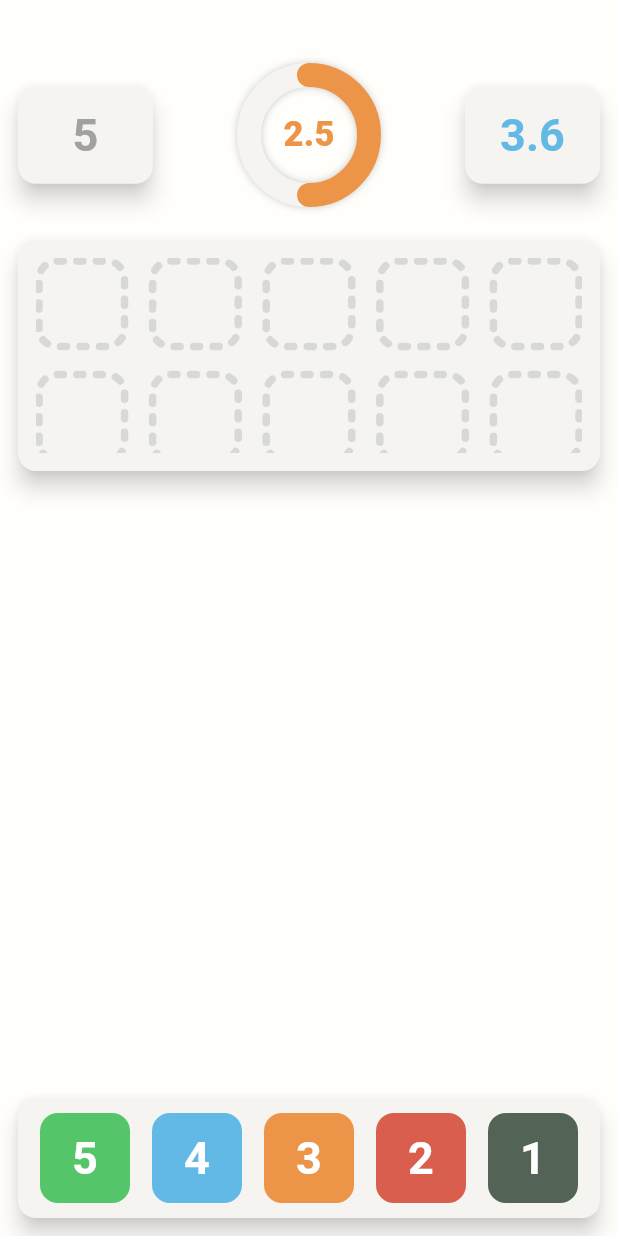
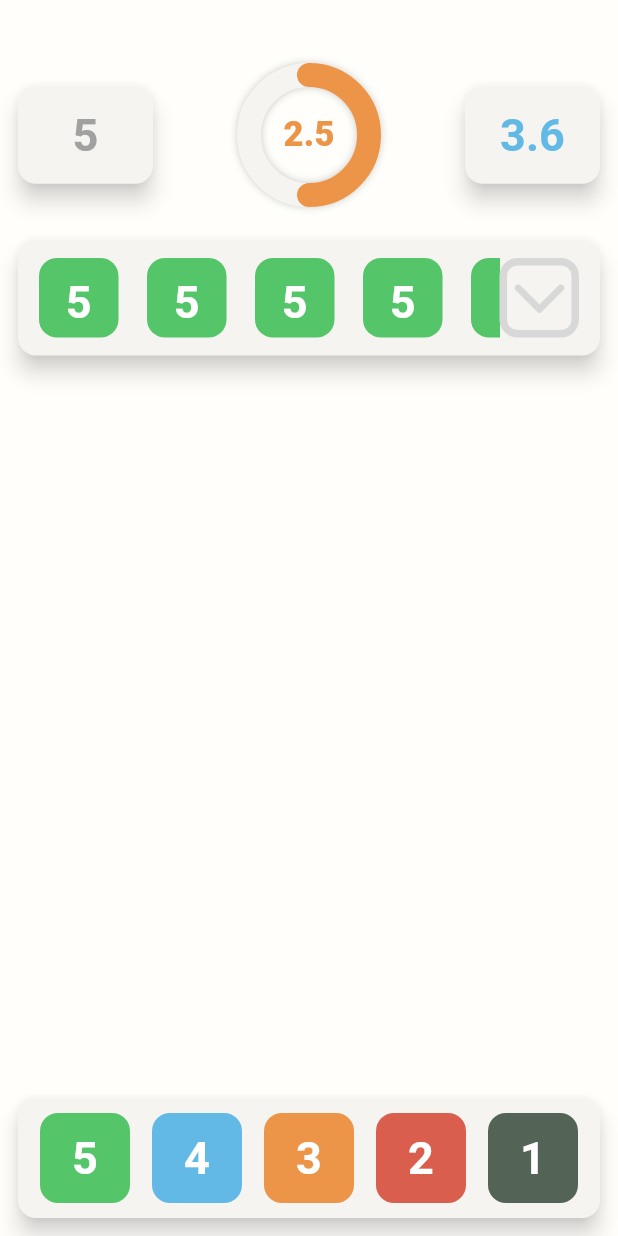
Before and after one commit to MunIine/Levlly, a Flutter app: the screen it shows after launch, on a phone screen of 412 x 824 dp. Run offline on Flutter 3.47's test engine with Material 3 defaults, Android fonts, the light colour scheme and no system bars; drawn by our look-alikes of dotted_border.

Commit message:
Dual mode gridview

```diff
--- a/lib/screens/calculator/widgets/dotted_placeholder.dart
+++ b/lib/screens/calculator/widgets/dotted_placeholder.dart
@@ -6,25 +6,30 @@ class DottedPlaceholder extends StatelessWidget {
   const DottedPlaceholder({
     super.key,
     this.size = 60,
-    this.dashPattern = const [4, 9]
+    this.strokeWidth = 5,
+    this.dashPattern = const [4.1, 9]
   });
 
   final double size;
+  final double strokeWidth;
   final List<double> dashPattern;
 
   @override
   Widget build(BuildContext context) {
-    return DottedBorder(
-      strokeWidth: 5,
+    return Padding(
+      padding: const EdgeInsets.all(2.5),
+      child: DottedBorder(
+        strokeWidth: strokeWidth,
         color: AppColors.placeholder,
         strokeCap: StrokeCap.round,
         borderType: BorderType.RRect,
         dashPattern: dashPattern,
         radius: const Radius.circular(12),
         child: SizedBox(
-        width: size,
-        height: size,
+          width: size-9,
+          height: size-9,
         )
+      ),
     );
   }
 }
--- /dev/null
+++ b/lib/screens/calculator/widgets/double_grid_view.dart
@@ -0,0 +1,117 @@
+import 'package:flutter/material.dart';
+import 'package:levlly/screens/calculator/widgets/dotted_placeholder.dart';
+import 'package:levlly/screens/calculator/widgets/view_more_button.dart';
+import 'package:levlly/theme/app_colors.dart';
+import 'package:levlly/widgets/block_text_button.dart';
+
+class DoubleGridView extends StatefulWidget {
+  const DoubleGridView({super.key, required this.marks});
+
+  final List<int> marks;
+
+  @override
+  State<DoubleGridView> createState() => _DoubleGridViewState();
+}
+
+class _DoubleGridViewState extends State<DoubleGridView> {
+  final double itemsSize = 53;
+  final double horizontalItemsPadding = 19;
+  final double verticalItemsPadding = 15; // Только для dual mode
+  bool expandMode = false;
+
+  @override
+  Widget build(BuildContext context) {
+    // Один ряд
+    if(!expandMode){
+      return SizedBox(
+        height: itemsSize,
+        child: Row(
+          children: [
+            Expanded(
+              child: ListView.separated(
+                itemCount: widget.marks.length+1,
+                padding: const EdgeInsets.symmetric(horizontal: 2),
+                scrollDirection: Axis.horizontal,
+                separatorBuilder: (context, index) {
+                  return SizedBox(width: horizontalItemsPadding);
+                },
+                itemBuilder: (context, index){
+                  if (index == widget.marks.length){ // Отступ для последнего элемента
+                    return Container();
+                  }
+                  return BlockTextButton(
+                    value: widget.marks[index].toString(),
+                    onPressed: (){},
+                    useBackgroundColorScheme: true,
+                    color: AppColors.textColor,
+                    elevation: 0,
+                    width: itemsSize,
+                    height: itemsSize,
+                  );
+                }
+              ),
+            ),
+            ViewMoreButton(
+              size: itemsSize,
+              onPressed: (){
+              setState(() {
+                expandMode = !expandMode;
+              });
+            }),
+            const SizedBox(width: 2)
+          ]
+        ),
+      );
+    }
+
+    // Случай для двух рядов
+    final freePlaces = getFreePlaces(widget.marks.length); // Кол-во placeholder
+    return SizedBox(
+      height: itemsSize * 2 + verticalItemsPadding,
+      child: GridView.builder(
+        itemCount: widget.marks.length+freePlaces+1,
+        padding: const EdgeInsets.symmetric(horizontal: 2),
+        gridDelegate: SliverGridDelegateWithFixedCrossAxisCount(
+          crossAxisCount: 5,
+          crossAxisSpacing: horizontalItemsPadding,
+          mainAxisSpacing: verticalItemsPadding,
+        ),
+        itemBuilder: (context, index) {
+          if (index < widget.marks.length){
+            return BlockTextButton(
+              value: widget.marks[index].toString(),
+              onPressed: (){},
+              useBackgroundColorScheme: true,
+              color: AppColors.textColor,
+              elevation: 0,
+              width: itemsSize,
+              height: itemsSize,
+            );
+          }
+          if (index == widget.marks.length+freePlaces){
+            return ViewMoreButton(
+              size: itemsSize,
+              down: false,
+              onPressed: (){
+              setState(() {
+                expandMode = !expandMode;
+              });
+            });
+          }
+          return DottedPlaceholder(size: itemsSize);
+        },
+      ),
+    );
+  }
+
+  int getFreePlaces(int length) {
+    final freePlaces = (length+1)%5;
+    if (length < 10) {
+      return 10-length-1;
+    }
+    if (freePlaces == 0) {
+      return 0;
+    }
+    return 5-freePlaces;
+  }
+}
--- a/lib/screens/calculator/widgets/marks_placeholder.dart
+++ b/lib/screens/calculator/widgets/marks_placeholder.dart
@@ -1,6 +1,5 @@
 import 'package:flutter/material.dart';
-import 'package:levlly/screens/calculator/widgets/dotted_placeholder.dart';
-import 'package:levlly/screens/calculator/widgets/view_more_button.dart';
+import 'package:levlly/screens/calculator/widgets/double_grid_view.dart';
 import 'package:levlly/widgets/export.dart';
 
 class MarksPlaceholder extends StatefulWidget {
@@ -11,72 +10,15 @@ class MarksPlaceholder extends StatefulWidget {
 }
 
 class _MarksPlaceholderState extends State<MarksPlaceholder> {
-  late List<Widget> marks;
-  bool expandMode = true;
+  List<int> marks = List.generate(10, (index) => 5);
 
-  @override
-  void initState() {
-    marks = List.generate(30, (index) => index == 29 ?
-      SizedBox(
-        height: 53.2, width: 53.2,
-        child: ViewMoreButton(onPressed: (){
-          setState(() {
-            expandMode = !expandMode;
-          });
-        }),
-      ) :
-      SizedBox(height: 53.2, width: 53.2, child: const DottedPlaceholder())
-    );
-
-    super.initState();
-  }
   @override
   Widget build(BuildContext context) {
     return ItemBlock(
       child: Padding(
         padding: const EdgeInsets.all(12),
-        child: SizedBox(
-          height: expandMode ? 130 : 57.2,
-          child: expandMode ? doubleRow() : singleRow()
-        ),
+        child: DoubleGridView(marks: marks)
       )
     );
   }
-
-  GridView doubleRow() {
-    return GridView.builder(
-          itemCount: expandMode ? 30 : 5,
-          padding: const EdgeInsets.all(2),
-          gridDelegate: const SliverGridDelegateWithFixedCrossAxisCount(
-            crossAxisCount: 5,
-            crossAxisSpacing: 18.7,
-            mainAxisSpacing: 18.7,
-          ),
-          itemBuilder: (context, index) {
-            return marks[index];
-          },
-        );
-  }
-
-  Row singleRow() {
-    return Row(
-          children: [
-            Expanded(
-              child: ListView.separated(
-                itemCount: marks.length-1,
-                padding: EdgeInsets.all(2),
-                scrollDirection: Axis.horizontal,
-                separatorBuilder: (context, index) {
-                  return SizedBox(width: 18.9);
-                },
-                itemBuilder: (context, index){
-                  return marks[index];
-                }
-              ),
-            ),
-            marks[marks.length-1],
-            SizedBox(width: 2,)
-          ]
-        );
-  }
 }
--- a/lib/screens/calculator/widgets/view_more_button.dart
+++ b/lib/screens/calculator/widgets/view_more_button.dart
@@ -1,4 +1,3 @@
-import 'package:dotted_border/dotted_border.dart';
 import 'package:flutter/material.dart';
 import 'package:levlly/theme/app_colors.dart';
 
@@ -6,28 +5,32 @@ class ViewMoreButton extends StatelessWidget {
   const ViewMoreButton({
     super.key,
     required this.onPressed,
+    this.down = true,
     this.size = 60,
   });
 
   final double size;
+  final bool down;
   final VoidCallback? onPressed;
 
   @override
   Widget build(BuildContext context) {
+    const double angle = 90 * 3.14159 / 180;
     return GestureDetector(
       onTap: onPressed,
-      child: DottedBorder(
-        strokeWidth: 5,
-        strokeCap: StrokeCap.round,
-        borderType: BorderType.RRect,
-        radius: const Radius.circular(12),
+      child: Container(
+        width: size,
+        height: size,
+        decoration: BoxDecoration(
+          borderRadius: BorderRadius.circular(12),
+          border: Border.all(
             color: AppColors.placeholder,
-        child: SizedBox(
-          height: size,
-          width: size,
+            width: 5
+          )
+        ),
         child: Center(
           child: Transform.rotate(
-              angle: 90 * 3.14159 / 180,
+            angle: down ? angle * -1 : angle,
             child: const Icon(
               Icons.arrow_back_ios_rounded,
               color: AppColors.placeholder,
@@ -36,7 +39,6 @@ class ViewMoreButton extends StatelessWidget {
           ),
         ),
       ),
-      ),
     );
   }
 }
--- a/lib/widgets/block_text_button.dart
+++ b/lib/widgets/block_text_button.dart
@@ -31,7 +31,7 @@ class BlockTextButton extends StatelessWidget {
       width: width,
       height: height,
       child: TextButton(
-        onPressed: (){},
+        onPressed: onPressed,
         style: ButtonStyle(
           backgroundColor: !useBackgroundColorScheme ?
           WidgetStatePropertyAll(backgroundColor) :
```
Lines whose indentation alone changed are shown as unchanged.
